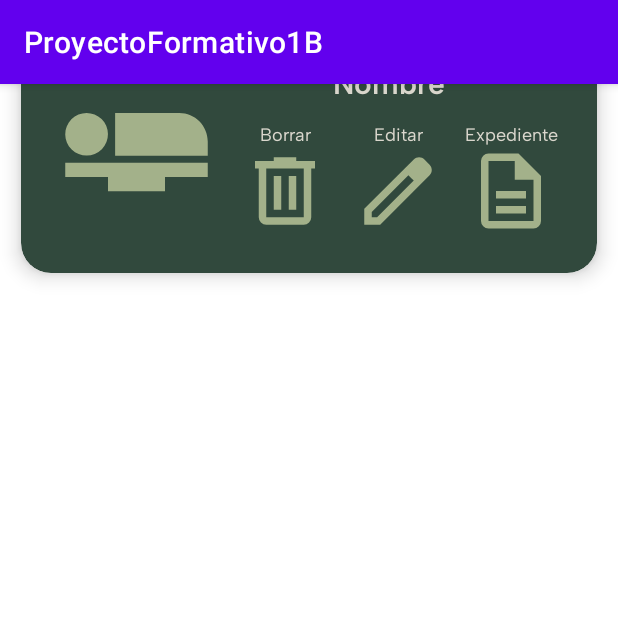
After one commit to Cholo0407/Proyecto-Formativo-1b, an Android app: the item_card screen opened directly, with no data from a screen before it, on a phone screen of 412 x 824 dp, the top half of it. The commit adds this screen. Run offline under Robolectric (Android 15) with nearby library versions, the phone set to English and light mode, and no system bars.

Commit message:
layout card listo, Viewholder

```diff
--- a/app/src/main/AndroidManifest.xml
+++ b/app/src/main/AndroidManifest.xml
@@ -14,25 +14,25 @@
         android:supportsRtl="true"
         android:theme="@style/Theme.ProyectoFormativo1B"
         tools:targetApi="31">
-
+        <activity
+            android:name=".item_card"
+            android:exported="false" />
         <activity
             android:name=".Login"
             android:exported="true">
             <intent-filter>
                 <action android:name="android.intent.action.MAIN" />
+
                 <category android:name="android.intent.category.LAUNCHER" />
             </intent-filter>
         </activity>
-
         <activity
             android:name=".Register"
             android:exported="false" />
-
         <activity
             android:name=".MainActivity"
             android:exported="true"
-            android:label="@string/app_name">
-        </activity>
+            android:label="@string/app_name"></activity>
 
         <meta-data
             android:name="preloaded_fonts"
--- /dev/null
+++ b/app/src/main/java/RecyclerViewHelpers/Adaptador.kt
@@ -0,0 +1,4 @@
+package RecyclerViewHelpers
+
+class Adaptador {
+}
--- /dev/null
+++ b/app/src/main/java/RecyclerViewHelpers/ViewHolder.kt
@@ -0,0 +1,16 @@
+package RecyclerViewHelpers
+
+import alessandro.munoz.proyectoformativo1b.R
+import android.view.View
+import android.widget.ImageView
+import android.widget.TextView
+import androidx.recyclerview.widget.RecyclerView
+
+class ViewHolder(view: View): RecyclerView.ViewHolder(view) {
+
+    val lblNombre = view.findViewById<TextView>(R.id.lblNombre)
+    val btnBorrar = view.findViewById<ImageView>(R.id.imgBorrar)
+    val btnEditar = view.findViewById<ImageView>(R.id.imgEditar)
+    val btnExpediente = view.findViewById<ImageView>(R.id.imgExpediente)
+
+}
--- /dev/null
+++ b/app/src/main/java/alessandro/munoz/proyectoformativo1b/item_card.kt
@@ -0,0 +1,20 @@
+package alessandro.munoz.proyectoformativo1b
+
+import android.os.Bundle
+import androidx.activity.enableEdgeToEdge
+import androidx.appcompat.app.AppCompatActivity
+import androidx.core.view.ViewCompat
+import androidx.core.view.WindowInsetsCompat
+
+class item_card : AppCompatActivity() {
+    override fun onCreate(savedInstanceState: Bundle?) {
+        super.onCreate(savedInstanceState)
+        enableEdgeToEdge()
+        setContentView(R.layout.activity_item_card)
+        ViewCompat.setOnApplyWindowInsetsListener(findViewById(R.id.main)) { v, insets ->
+            val systemBars = insets.getInsets(WindowInsetsCompat.Type.systemBars())
+            v.setPadding(systemBars.left, systemBars.top, systemBars.right, systemBars.bottom)
+            insets
+        }
+    }
+}
--- /dev/null
+++ b/app/src/main/res/drawable/baseline_airline_seat_flat_24.xml
@@ -0,0 +1,5 @@
+<vector xmlns:android="http://schemas.android.com/apk/res/android" android:height="24dp" android:tint="#A3B18A" android:viewportHeight="24" android:viewportWidth="24" android:width="24dp">
+
+    <path android:fillColor="@android:color/white" android:pathData="M22,11v2L9,13L9,7h9c2.21,0 4,1.79 4,4zM2,14v2h6v2h8v-2h6v-2L2,14zM7.14,12.1c1.16,-1.19 1.14,-3.08 -0.04,-4.24 -1.19,-1.16 -3.08,-1.14 -4.24,0.04 -1.16,1.19 -1.14,3.08 0.04,4.24 1.19,1.16 3.08,1.14 4.24,-0.04z"/>
+
+</vector>
--- /dev/null
+++ b/app/src/main/res/drawable/delete.xml
@@ -0,0 +1,9 @@
+<vector xmlns:android="http://schemas.android.com/apk/res/android"
+    android:width="24dp"
+    android:height="24dp"
+    android:viewportWidth="960"
+    android:viewportHeight="960">
+  <path
+      android:pathData="M280,840q-33,0 -56.5,-23.5T200,760v-520h-40v-80h200v-40h240v40h200v80h-40v520q0,33 -23.5,56.5T680,840L280,840ZM680,240L280,240v520h400v-520ZM360,680h80v-360h-80v360ZM520,680h80v-360h-80v360ZM280,240v520,-520Z"
+      android:fillColor="#A3B18A"/>
+</vector>
--- /dev/null
+++ b/app/src/main/res/drawable/description.xml
@@ -0,0 +1,9 @@
+<vector xmlns:android="http://schemas.android.com/apk/res/android"
+    android:width="24dp"
+    android:height="24dp"
+    android:viewportWidth="960"
+    android:viewportHeight="960">
+  <path
+      android:pathData="M320,720h320v-80L320,640v80ZM320,560h320v-80L320,480v80ZM240,880q-33,0 -56.5,-23.5T160,800v-640q0,-33 23.5,-56.5T240,80h320l240,240v480q0,33 -23.5,56.5T720,880L240,880ZM520,360v-200L240,160v640h480v-440L520,360ZM240,160v200,-200 640,-640Z"
+      android:fillColor="#A3B18A"/>
+</vector>
--- /dev/null
+++ b/app/src/main/res/drawable/edit.xml
@@ -0,0 +1,9 @@
+<vector xmlns:android="http://schemas.android.com/apk/res/android"
+    android:width="24dp"
+    android:height="24dp"
+    android:viewportWidth="960"
+    android:viewportHeight="960">
+  <path
+      android:pathData="M200,760h57l391,-391 -57,-57 -391,391v57ZM120,840v-170l528,-527q12,-11 26.5,-17t30.5,-6q16,0 31,6t26,18l55,56q12,11 17.5,26t5.5,30q0,16 -5.5,30.5T817,313L290,840L120,840ZM760,256 L704,200 760,256ZM619,341 L591,312 648,369 619,341Z"
+      android:fillColor="#A3B18A"/>
+</vector>
--- /dev/null
+++ b/app/src/main/res/font/albert_sans_semibold.xml
@@ -0,0 +1,7 @@
+<?xml version="1.0" encoding="utf-8"?>
+<font-family xmlns:app="http://schemas.android.com/apk/res-auto"
+        app:fontProviderAuthority="com.google.android.gms.fonts"
+        app:fontProviderPackage="com.google.android.gms"
+        app:fontProviderQuery="name=Albert Sans&amp;weight=600"
+        app:fontProviderCerts="@array/com_google_android_gms_fonts_certs">
+</font-family>
--- /dev/null
+++ b/app/src/main/res/layout/activity_item_card.xml
@@ -0,0 +1,113 @@
+<?xml version="1.0" encoding="utf-8"?>
+<androidx.cardview.widget.CardView xmlns:android="http://schemas.android.com/apk/res/android"
+    xmlns:app="http://schemas.android.com/apk/res-auto"
+    xmlns:tools="http://schemas.android.com/tools"
+    android:id="@+id/main"
+
+    android:layout_width="match_parent"
+    android:layout_height="200dp"
+    app:cardBackgroundColor="#31493D"
+    app:cardCornerRadius="20dp"
+    app:cardElevation="8dp"
+
+    app:cardUseCompatPadding="true"
+    app:contentPadding="20dp">
+
+
+    <androidx.constraintlayout.widget.ConstraintLayout
+        android:layout_width="344dp"
+        android:layout_height="123dp">
+
+
+        <ImageView
+            android:id="@+id/imgFoto"
+            android:layout_width="114dp"
+            android:layout_height="114dp"
+            app:layout_constraintBottom_toBottomOf="parent"
+            app:layout_constraintStart_toStartOf="parent"
+            app:layout_constraintTop_toTopOf="parent"
+            app:layout_constraintVertical_bias="0.444"
+            app:srcCompat="@drawable/baseline_airline_seat_flat_24" />
+
+        <TextView
+            android:id="@+id/lblNombre"
+            android:layout_width="wrap_content"
+            android:layout_height="wrap_content"
+            android:layout_marginTop="5dp"
+            android:fontFamily="@font/albert_sans_semibold"
+            android:text="Nombre"
+            android:textColor="#DAD7CD"
+            android:textSize="20sp"
+            app:layout_constraintEnd_toEndOf="parent"
+            app:layout_constraintHorizontal_bias="0.477"
+            app:layout_constraintStart_toEndOf="@+id/imgFoto"
+            app:layout_constraintTop_toTopOf="parent" />
+
+        <TextView
+            android:id="@+id/lblBorrar"
+            android:layout_width="wrap_content"
+            android:layout_height="wrap_content"
+            android:fontFamily="@font/albert_sans"
+            android:text="Borrar"
+            android:textColor="#DAD7CD"
+            android:textSize="12sp"
+            app:layout_constraintBottom_toTopOf="@+id/imgBorrar"
+            app:layout_constraintEnd_toEndOf="@+id/imgBorrar"
+            app:layout_constraintStart_toStartOf="@+id/imgBorrar" />
+
+        <TextView
+            android:id="@+id/lblEditar"
+            android:layout_width="wrap_content"
+            android:layout_height="wrap_content"
+            android:fontFamily="@font/albert_sans"
+            android:text="Editar"
+            android:textColor="#DAD7CD"
+            android:textSize="12sp"
+            app:layout_constraintBottom_toTopOf="@+id/imgEditar"
+            app:layout_constraintEnd_toEndOf="@+id/imgEditar"
+            app:layout_constraintStart_toStartOf="@+id/imgEditar" />
+
+        <TextView
+            android:id="@+id/lblInforme"
+            android:layout_width="wrap_content"
+            android:layout_height="wrap_content"
+            android:fontFamily="@font/albert_sans"
+            android:text="Expediente"
+            android:textColor="#DAD7CD"
+            android:textSize="12sp"
+            app:layout_constraintBottom_toTopOf="@+id/imgExpediente"
+            app:layout_constraintEnd_toEndOf="@+id/imgExpediente"
+            app:layout_constraintStart_toStartOf="@+id/imgExpediente" />
+
+        <ImageView
+            android:id="@+id/imgBorrar"
+            android:layout_width="60dp"
+            android:layout_height="60dp"
+            android:layout_marginStart="12dp"
+            android:layout_marginBottom="4dp"
+            app:layout_constraintBottom_toBottomOf="parent"
+            app:layout_constraintStart_toEndOf="@+id/imgFoto"
+            app:srcCompat="@drawable/delete" />
+
+        <ImageView
+            android:id="@+id/imgEditar"
+            android:layout_width="60dp"
+            android:layout_height="60dp"
+            android:layout_marginStart="15dp"
+            android:layout_marginBottom="4dp"
+            app:layout_constraintBottom_toBottomOf="parent"
+            app:layout_constraintStart_toEndOf="@+id/imgBorrar"
+            app:srcCompat="@drawable/edit" />
+
+        <ImageView
+            android:id="@+id/imgExpediente"
+            android:layout_width="60dp"
+            android:layout_height="60dp"
+            android:layout_marginStart="15dp"
+            android:layout_marginBottom="4dp"
+            app:layout_constraintBottom_toBottomOf="parent"
+            app:layout_constraintStart_toEndOf="@+id/imgEditar"
+            app:srcCompat="@drawable/description" />
+    </androidx.constraintlayout.widget.ConstraintLayout>
+
+</androidx.cardview.widget.CardView>
--- a/app/src/main/res/values/preloaded_fonts.xml
+++ b/app/src/main/res/values/preloaded_fonts.xml
@@ -2,5 +2,6 @@
 <resources>
     <array name="preloaded_fonts" translatable="false">
         <item>@font/albert_sans</item>
+        <item>@font/albert_sans_semibold</item>
     </array>
 </resources>
```
